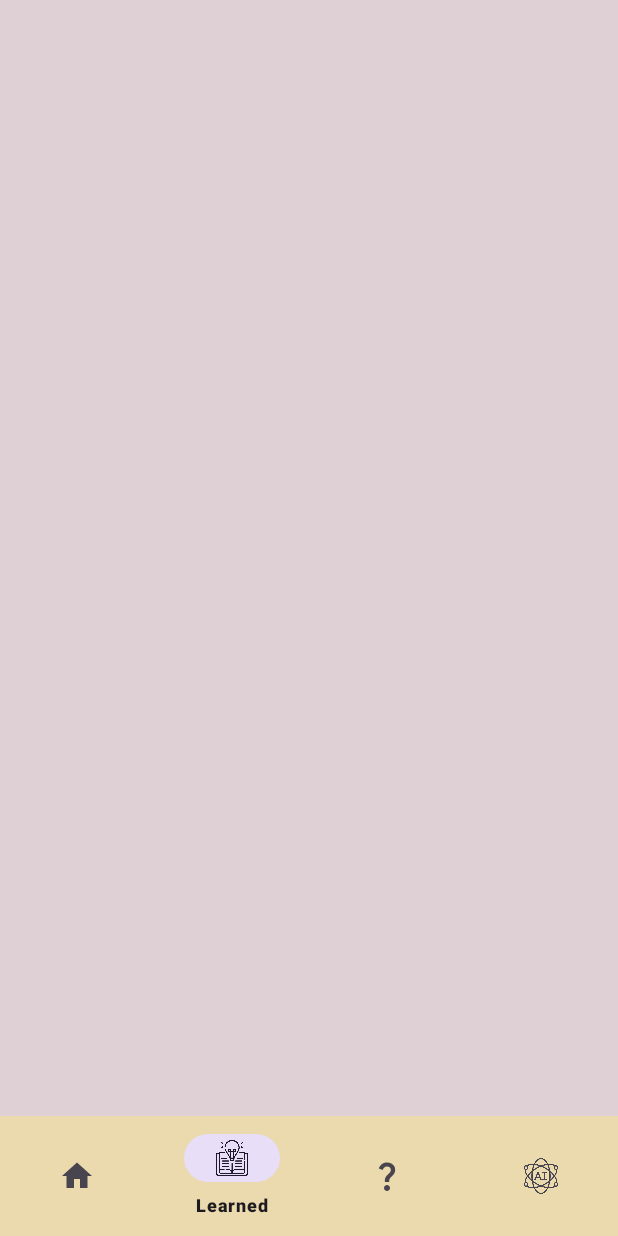
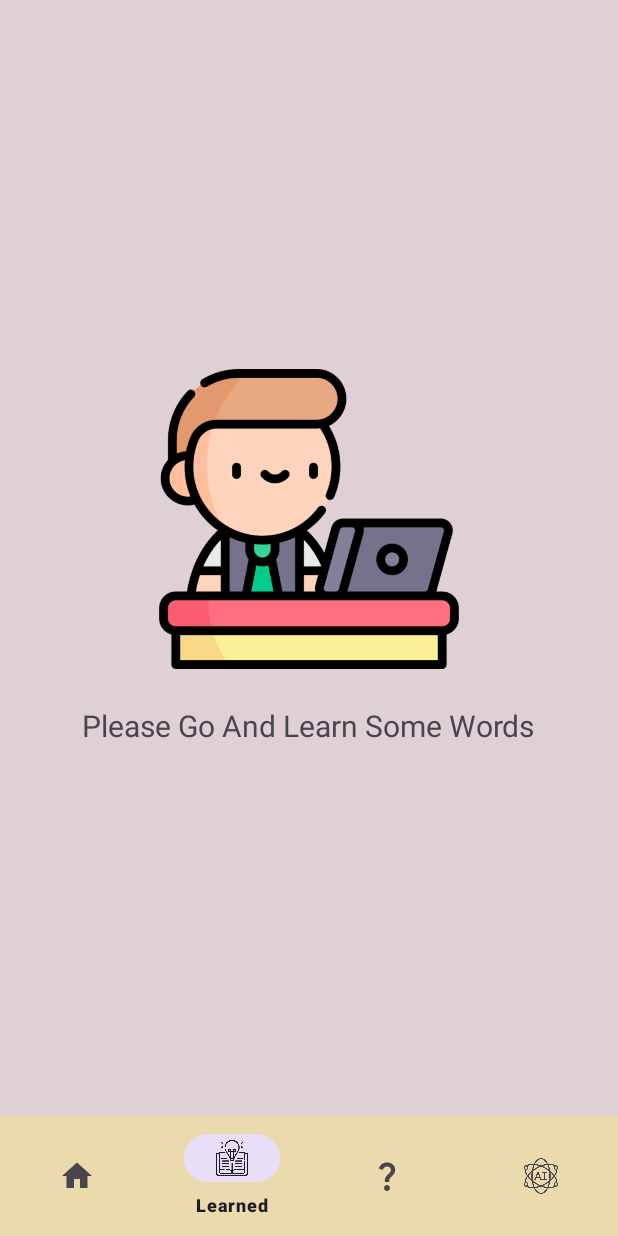
Before and after one commit to UmutDiler0/LanguageMap, an Android app: the screen it shows after launch (MainActivity), item 2 of the bottom bar chosen, on a phone screen of 412 x 824 dp. Run offline under Robolectric (Android 15) with nearby library versions, the phone set to English and light mode, and no system bars; our stand-ins replace Firebase (no records; nobody signed in at launch, a user with empty details on screens opened directly), navigation-ui.

Commit message:
Learn Fragment empty bug fixed

```diff
--- a/app/src/main/java/com/example/languagemap/view/HomeFragment.kt
+++ b/app/src/main/java/com/example/languagemap/view/HomeFragment.kt
@@ -14,6 +14,7 @@ import com.example.languagemap.MainActivity
 import com.example.languagemap.R
 import com.example.languagemap.adapter.HomeAdapter
 import com.example.languagemap.data.initWordsList
+import com.example.languagemap.data.learnedItemsList
 import com.example.languagemap.data.sharedPref
 import com.example.languagemap.databinding.FragmentHomeBinding
 import com.example.languagemap.model.Items
@@ -42,6 +43,7 @@ class HomeFragment : Fragment() {
         super.onViewCreated(view, savedInstanceState)
 
         initWordsList = getLearnedItemsFromPreferences().toMutableList()
+        learnedItemsList = sendLearndItemsFromPreferences().toMutableSet()
         bottomNav = (activity as MainActivity).findViewById(R.id.bottomNavigationView)
         bottomNav.visibility = View.VISIBLE
 
@@ -75,6 +77,15 @@ class HomeFragment : Fragment() {
             ?: mutableSetOf()
     }
 
+    fun sendLearndItemsFromPreferences(): List<Items> {
+        sharedPref = requireContext().getSharedPreferences("MyPrefs", Context.MODE_PRIVATE)
+
+        val learnedItemSet = sharedPref.getStringSet("learnedItems", emptySet()) ?: emptySet()
+
+        val gson = Gson()
+        return learnedItemSet.map { gson.fromJson(it, Items::class.java) }
+    }
+
     override fun onDestroyView() {
         super.onDestroyView()
         _binding = null
--- a/app/src/main/java/com/example/languagemap/view/LearnedFragment.kt
+++ b/app/src/main/java/com/example/languagemap/view/LearnedFragment.kt
@@ -9,7 +9,9 @@ import androidx.fragment.app.Fragment
 import android.view.LayoutInflater
 import android.view.View
 import android.view.ViewGroup
+import androidx.fragment.app.activityViewModels
 import androidx.lifecycle.ViewModelProvider
+import androidx.lifecycle.lifecycleScope
 import androidx.navigation.fragment.findNavController
 import com.example.languagemap.R
 import com.example.languagemap.adapter.LearnedAdapter
@@ -18,14 +20,17 @@ import com.example.languagemap.data.learnedItemsList
 import com.example.languagemap.data.sharedPref
 import com.example.languagemap.databinding.FragmentLearnedBinding
 import com.example.languagemap.model.Items
+import com.example.languagemap.viewmodel.LearnViewModel
 import com.google.firebase.firestore.FirebaseFirestore
 import com.google.firebase.firestore.Query
 import com.google.gson.Gson
+import kotlinx.coroutines.launch
 
 class LearnedFragment : Fragment() {
 
     private var _binding : FragmentLearnedBinding? = null
     private val binding get() = _binding!!
+    private val viewModel: LearnViewModel by activityViewModels()
 
     override fun onCreateView(
         inflater: LayoutInflater, container: ViewGroup?,
@@ -37,19 +42,36 @@ class LearnedFragment : Fragment() {
 
     override fun onViewCreated(view: View, savedInstanceState: Bundle?) {
         super.onViewCreated(view, savedInstanceState)
-        learnedItemsList = getLearnedItemsFromPreferences().toMutableSet()
-       binding.learnedRecyclerView.adapter = LearnedAdapter(learnedItemsList)
+
+        with(binding){
+            setViewGone()
+            learnedRecyclerView.adapter = LearnedAdapter(learnedItemsList)
+        }
+        observeData()
     }
 
-    fun getLearnedItemsFromPreferences(): List<Items> {
-        sharedPref = requireContext().getSharedPreferences("MyPrefs", Context.MODE_PRIVATE)
-
-        val learnedItemSet = sharedPref.getStringSet("learnedItems", emptySet()) ?: emptySet()
-
-        val gson = Gson()
-        return learnedItemSet.map { gson.fromJson(it, Items::class.java) }
+    fun observeData(){
+        viewLifecycleOwner.lifecycleScope.launch {
+            viewModel.checkLearnedList()
+            viewModel.learnState.collect {
+                if (it.isLearnedListEmpty) {
+                    setViewVisible()
+                } else {
+                    setViewGone()
+                }
+            }
+        }
     }
 
+    private fun setViewVisible(){
+        binding.learnedStateImage.visibility = View.VISIBLE
+        binding.learnedStateText.visibility = View.VISIBLE
+    }
+
+    private fun setViewGone(){
+        binding.learnedStateImage.visibility = View.GONE
+        binding.learnedStateText.visibility = View.GONE
+    }
 
     override fun onDestroyView() {
         super.onDestroyView()
--- /dev/null
+++ b/app/src/main/java/com/example/languagemap/viewmodel/LearnViewModel.kt
@@ -0,0 +1,29 @@
+package com.example.languagemap.viewmodel
+
+import androidx.lifecycle.ViewModel
+import com.example.languagemap.data.learnedItemsList
+import kotlinx.coroutines.flow.MutableStateFlow
+import kotlinx.coroutines.flow.StateFlow
+import kotlinx.coroutines.flow.update
+
+data class LearnUiState(
+    val isLearnedListEmpty: Boolean,
+)
+
+class LearnViewModel: ViewModel() {
+
+    private var _learnState = MutableStateFlow(LearnUiState(false))
+    val learnState: StateFlow<LearnUiState> = _learnState
+
+    fun checkLearnedList() {
+        if (learnedItemsList.isEmpty()) {
+            _learnState.update {
+                it.copy(isLearnedListEmpty = true)
+            }
+        } else {
+            _learnState.update {
+                it.copy(isLearnedListEmpty = false)
+            }
+        }
+    }
+}
--- a/app/src/main/res/layout/fragment_learned.xml
+++ b/app/src/main/res/layout/fragment_learned.xml
@@ -5,7 +5,6 @@
     android:layout_height="match_parent"
     xmlns:app="http://schemas.android.com/apk/res-auto"
     tools:context=".view.LearnedFragment">
-
 
     <androidx.recyclerview.widget.RecyclerView
         android:id="@+id/learnedRecyclerView"
@@ -15,4 +14,27 @@
         app:layoutManager="androidx.recyclerview.widget.GridLayoutManager"
         app:spanCount="2"/>
 
+    <LinearLayout
+        android:layout_width="match_parent"
+        android:layout_height="match_parent"
+        android:gravity="center"
+        android:orientation="vertical">
+
+        <ImageView
+            android:id="@+id/learnedStateImage"
+            android:layout_width="200dp"
+            android:layout_height="200dp"
+            android:src="@drawable/study" />
+
+        <TextView
+            android:id="@+id/learnedStateText"
+            android:layout_width="wrap_content"
+            android:layout_height="wrap_content"
+            android:layout_marginTop="24dp"
+            android:text="@string/please_go_and_learn_some_words"
+            android:textSize="20sp" />
+
+    </LinearLayout>
+
+
 </FrameLayout>
--- a/app/src/main/res/values/strings.xml
+++ b/app/src/main/res/values/strings.xml
@@ -16,4 +16,5 @@
     <string name="ask_gemini">Ask Gemini</string>
     <string name="learn">Learn</string>
     <string name="unlearn">Unlearn</string>
+    <string name="please_go_and_learn_some_words">Please Go And Learn Some Words</string>
 </resources>
```
Also changed, not shown: app/src/main/res/drawable/study.png (added).
